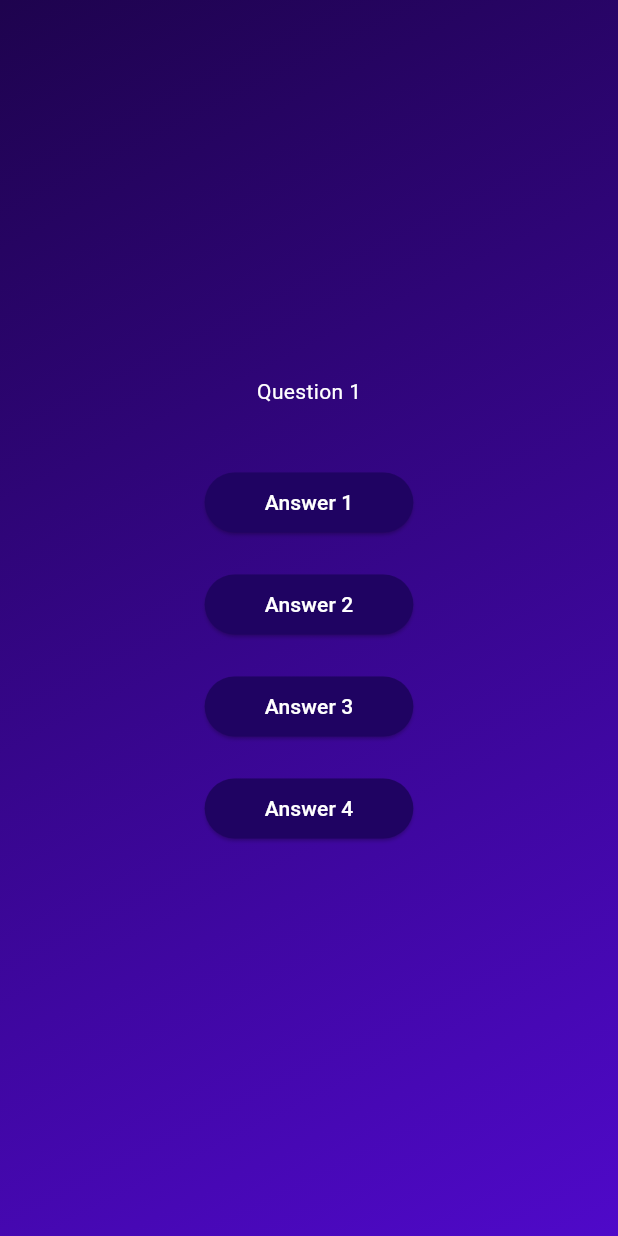
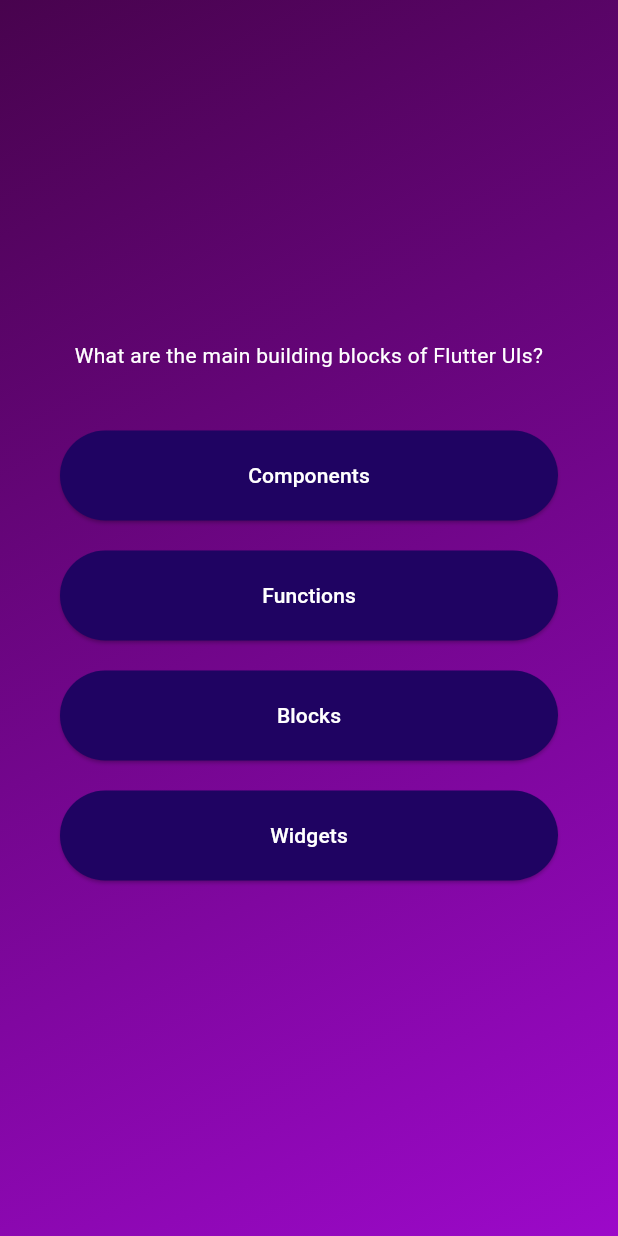
Before and after one commit to EstifanosTaye320/MAD-Learning-Flutter, a Flutter app: the screen it shows after launch, after a tap on "Start Quiz", on a phone screen of 412 x 824 dp. Run offline on Flutter 3.47's test engine with Material 3 defaults, Android fonts, the light colour scheme and no system bars.

Commit message:
displaying the questions one after the other

```diff
--- a/flutter_projects/basics2_quiz_app/lib/answer_button.dart
+++ b/flutter_projects/basics2_quiz_app/lib/answer_button.dart
@@ -8,13 +8,13 @@
 
   @override
   Widget build(BuildContext context) {
-    return Padding(
-      padding: const EdgeInsets.symmetric(vertical: 10),
+    return Container(
+      margin: const EdgeInsets.symmetric(vertical: 10),
       child: ElevatedButton(
         onPressed: onTap,
         style: ElevatedButton.styleFrom(
             padding: const EdgeInsets.symmetric(
-              vertical: 10,
+              vertical: 20,
               horizontal: 40,
             ),
             backgroundColor: const Color.fromARGB(255, 31, 3, 98),
--- a/flutter_projects/basics2_quiz_app/lib/models/questions_model.dart
+++ b/flutter_projects/basics2_quiz_app/lib/models/questions_model.dart
@@ -3,4 +3,10 @@
 
   final String text;
   final List<String> answers;
+
+  List<String> getShuffledList() {
+    final List<String> suffledList = List.of(answers);
+    suffledList.shuffle();
+    return suffledList;
+  }
 }
--- a/flutter_projects/basics2_quiz_app/lib/questions_screen.dart
+++ b/flutter_projects/basics2_quiz_app/lib/questions_screen.dart
@@ -1,4 +1,5 @@
 import 'package:basics2_quiz_app/answer_button.dart';
+import 'package:basics2_quiz_app/data/questions.dart';
 import 'package:flutter/material.dart';
 
 class QuestionScreen extends StatefulWidget {
@@ -9,25 +10,41 @@
 }
 
 class _QuestionScreenState extends State<QuestionScreen> {
+  int currentQuestionIndex = 0;
+
+  void answerQuestion() {
+    setState(() {
+      currentQuestionIndex++;
+    });
+  }
+
   @override
   Widget build(BuildContext context) {
+    var currentQuestion = questions[currentQuestionIndex];
+
     return SizedBox(
         width: double.infinity,
+        child: Container(
+          margin: const EdgeInsets.all(40),
           child: Column(
             mainAxisAlignment: MainAxisAlignment.center,
+            crossAxisAlignment: CrossAxisAlignment.stretch,
             children: [
-            const Text(
-              'Question 1',
-              style: TextStyle(color: Colors.white),
+              Text(
+                currentQuestion.text,
+                style: const TextStyle(
+                  color: Colors.white,
+                ),
+                textAlign: TextAlign.center,
               ),
               const SizedBox(
                 height: 30,
               ),
-            AnswerButton("Answer 1", () {}),
-            AnswerButton("Answer 2", () {}),
-            AnswerButton("Answer 3", () {}),
-            AnswerButton("Answer 4", () {}),
+              ...currentQuestion.getShuffledList().map((answer) {
+                return AnswerButton(answer, answerQuestion);
+              })
             ],
+          ),
         ));
   }
 }
--- a/flutter_projects/basics2_quiz_app/lib/quiz.dart
+++ b/flutter_projects/basics2_quiz_app/lib/quiz.dart
@@ -36,8 +36,8 @@
           decoration: const BoxDecoration(
             gradient: LinearGradient(
               colors: <Color>[
-                Color.fromARGB(255, 30, 3, 78),
-                Color.fromARGB(255, 79, 9, 201),
+                Color.fromARGB(255, 72, 3, 78),
+                Color.fromARGB(255, 156, 9, 201),
               ],
               begin: Alignment.topLeft,
               end: Alignment.bottomRight,
```
Lines whose indentation alone changed are shown as unchanged.
